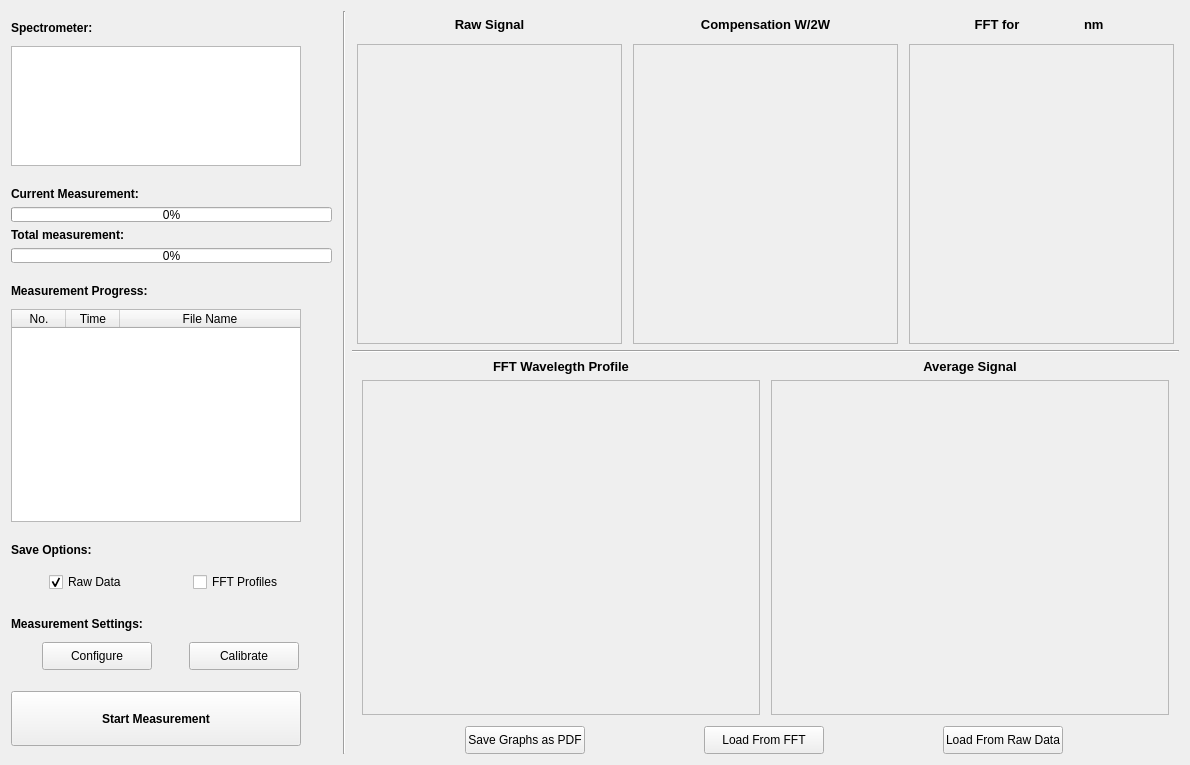
This is panel_polarimeter.ui in CesarCarvajal/oxymetry as Qt 5 draws it before an edit. The edited form follows.
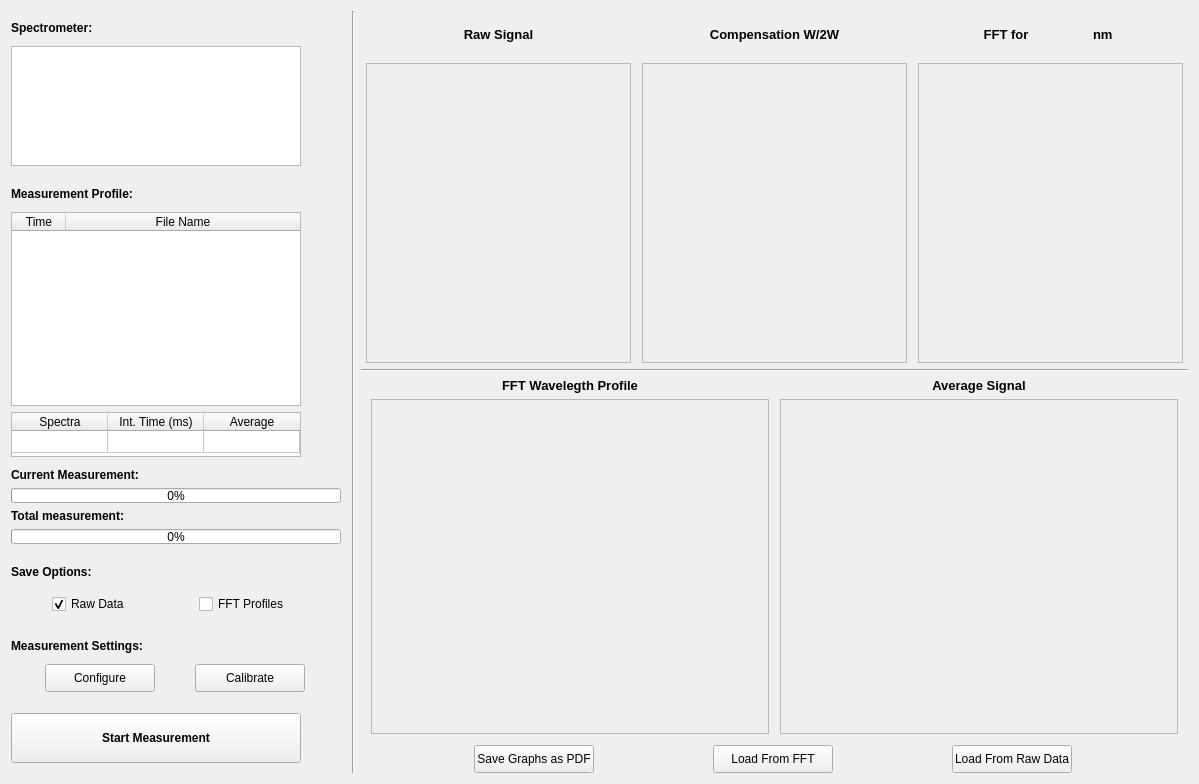
This is the edited form. Custom widgets are drawn as their Qt base class.

Diff of the .ui file:
```diff
--- a/panel_polarimeter.ui
+++ b/panel_polarimeter.ui
@@ -6,8 +6,8 @@
    <rect>
     <x>0</x>
     <y>0</y>
-    <width>1190</width>
-    <height>765</height>
+    <width>1199</width>
+    <height>784</height>
    </rect>
   </property>
   <property name="sizePolicy">
@@ -94,83 +94,6 @@
          </property>
         </widget>
        </item>
-       <item>
-        <spacer name="verticalSpacer_9">
-         <property name="orientation">
-          <enum>Qt::Vertical</enum>
-         </property>
-         <property name="sizeType">
-          <enum>QSizePolicy::Fixed</enum>
-         </property>
-         <property name="sizeHint" stdset="0">
-          <size>
-           <width>15</width>
-           <height>15</height>
-          </size>
-         </property>
-        </spacer>
-       </item>
-       <item>
-        <widget class="QLabel" name="label_3">
-         <property name="font">
-          <font>
-           <weight>75</weight>
-           <bold>true</bold>
-          </font>
-         </property>
-         <property name="text">
-          <string>Current Measurement:</string>
-         </property>
-        </widget>
-       </item>
-       <item>
-        <widget class="QProgressBar" name="currentProgressBar_Pol">
-         <property name="maximumSize">
-          <size>
-           <width>16777215</width>
-           <height>15</height>
-          </size>
-         </property>
-         <property name="value">
-          <number>0</number>
-         </property>
-         <property name="textVisible">
-          <bool>true</bool>
-         </property>
-         <property name="orientation">
-          <enum>Qt::Horizontal</enum>
-         </property>
-         <property name="invertedAppearance">
-          <bool>false</bool>
-         </property>
-        </widget>
-       </item>
-       <item>
-        <widget class="QLabel" name="label_5">
-         <property name="font">
-          <font>
-           <weight>75</weight>
-           <bold>true</bold>
-          </font>
-         </property>
-         <property name="text">
-          <string>Total measurement:</string>
-         </property>
-        </widget>
-       </item>
-       <item>
-        <widget class="QProgressBar" name="TotalProgressBar_Pol">
-         <property name="maximumSize">
-          <size>
-           <width>16777215</width>
-           <height>15</height>
-          </size>
-         </property>
-         <property name="value">
-          <number>0</number>
-         </property>
-        </widget>
-       </item>
        <item>
         <spacer name="verticalSpacer_12">
          <property name="orientation">
@@ -196,7 +119,7 @@
           </font>
          </property>
          <property name="text">
-          <string>Measurement Progress:</string>
+          <string>Measurement Profile:</string>
          </property>
         </widget>
        </item>
@@ -221,7 +144,7 @@
          <property name="minimumSize">
           <size>
            <width>290</width>
-           <height>150</height>
+           <height>130</height>
           </size>
          </property>
          <property name="maximumSize">
@@ -237,13 +160,13 @@
           <number>18</number>
          </property>
          <property name="textElideMode">
-          <enum>Qt::ElideLeft</enum>
+          <enum>Qt::ElideRight</enum>
          </property>
          <property name="rowCount">
           <number>0</number>
          </property>
          <property name="columnCount">
-          <number>3</number>
+          <number>2</number>
          </property>
          <attribute name="horizontalHeaderCascadingSectionResizes">
           <bool>false</bool>
@@ -272,11 +195,6 @@
          <attribute name="verticalHeaderStretchLastSection">
           <bool>false</bool>
          </attribute>
-         <column>
-          <property name="text">
-           <string>No.</string>
-          </property>
-         </column>
          <column>
           <property name="text">
            <string>Time</string>
@@ -289,6 +207,95 @@
          </column>
         </widget>
        </item>
+       <item>
+        <widget class="QTableWidget" name="tableInfoMeasure">
+         <property name="minimumSize">
+          <size>
+           <width>290</width>
+           <height>45</height>
+          </size>
+         </property>
+         <property name="maximumSize">
+          <size>
+           <width>290</width>
+           <height>45</height>
+          </size>
+         </property>
+         <property name="font">
+          <font>
+           <weight>50</weight>
+           <bold>false</bold>
+          </font>
+         </property>
+         <property name="editTriggers">
+          <set>QAbstractItemView::NoEditTriggers</set>
+         </property>
+         <property name="dragDropOverwriteMode">
+          <bool>true</bool>
+         </property>
+         <property name="selectionMode">
+          <enum>QAbstractItemView::NoSelection</enum>
+         </property>
+         <property name="selectionBehavior">
+          <enum>QAbstractItemView::SelectRows</enum>
+         </property>
+         <property name="showGrid">
+          <bool>true</bool>
+         </property>
+         <property name="sortingEnabled">
+          <bool>false</bool>
+         </property>
+         <property name="cornerButtonEnabled">
+          <bool>true</bool>
+         </property>
+         <property name="rowCount">
+          <number>1</number>
+         </property>
+         <property name="columnCount">
+          <number>3</number>
+         </property>
+         <attribute name="horizontalHeaderVisible">
+          <bool>true</bool>
+         </attribute>
+         <attribute name="horizontalHeaderDefaultSectionSize">
+          <number>96</number>
+         </attribute>
+         <attribute name="horizontalHeaderHighlightSections">
+          <bool>true</bool>
+         </attribute>
+         <attribute name="horizontalHeaderMinimumSectionSize">
+          <number>27</number>
+         </attribute>
+         <attribute name="verticalHeaderVisible">
+          <bool>false</bool>
+         </attribute>
+         <attribute name="verticalHeaderDefaultSectionSize">
+          <number>20</number>
+         </attribute>
+         <attribute name="verticalHeaderHighlightSections">
+          <bool>true</bool>
+         </attribute>
+         <attribute name="verticalHeaderMinimumSectionSize">
+          <number>22</number>
+         </attribute>
+         <row/>
+         <column>
+          <property name="text">
+           <string>Spectra</string>
+          </property>
+         </column>
+         <column>
+          <property name="text">
+           <string>Int. Time (ms)</string>
+          </property>
+         </column>
+         <column>
+          <property name="text">
+           <string>Average</string>
+          </property>
+         </column>
+        </widget>
+       </item>
        <item>
         <spacer name="verticalSpacer">
          <property name="orientation">
@@ -300,6 +307,83 @@
          <property name="sizeHint" stdset="0">
           <size>
            <width>20</width>
+           <height>5</height>
+          </size>
+         </property>
+        </spacer>
+       </item>
+       <item>
+        <widget class="QLabel" name="label_3">
+         <property name="font">
+          <font>
+           <weight>75</weight>
+           <bold>true</bold>
+          </font>
+         </property>
+         <property name="text">
+          <string>Current Measurement:</string>
+         </property>
+        </widget>
+       </item>
+       <item>
+        <widget class="QProgressBar" name="currentProgressBar_Pol">
+         <property name="maximumSize">
+          <size>
+           <width>16777215</width>
+           <height>15</height>
+          </size>
+         </property>
+         <property name="value">
+          <number>0</number>
+         </property>
+         <property name="textVisible">
+          <bool>true</bool>
+         </property>
+         <property name="orientation">
+          <enum>Qt::Horizontal</enum>
+         </property>
+         <property name="invertedAppearance">
+          <bool>false</bool>
+         </property>
+        </widget>
+       </item>
+       <item>
+        <widget class="QLabel" name="label_5">
+         <property name="font">
+          <font>
+           <weight>75</weight>
+           <bold>true</bold>
+          </font>
+         </property>
+         <property name="text">
+          <string>Total measurement:</string>
+         </property>
+        </widget>
+       </item>
+       <item>
+        <widget class="QProgressBar" name="TotalProgressBar_Pol">
+         <property name="maximumSize">
+          <size>
+           <width>16777215</width>
+           <height>15</height>
+          </size>
+         </property>
+         <property name="value">
+          <number>0</number>
+         </property>
+        </widget>
+       </item>
+       <item>
+        <spacer name="verticalSpacer_9">
+         <property name="orientation">
+          <enum>Qt::Vertical</enum>
+         </property>
+         <property name="sizeType">
+          <enum>QSizePolicy::Fixed</enum>
+         </property>
+         <property name="sizeHint" stdset="0">
+          <size>
+           <width>10</width>
            <height>15</height>
           </size>
          </property>
@@ -347,7 +431,7 @@
            <property name="sizeHint" stdset="0">
             <size>
              <width>10</width>
-             <height>20</height>
+             <height>15</height>
             </size>
            </property>
           </spacer>
@@ -509,13 +593,13 @@
          <property name="minimumSize">
           <size>
            <width>290</width>
-           <height>55</height>
+           <height>50</height>
           </size>
          </property>
          <property name="maximumSize">
           <size>
            <width>120</width>
-           <height>55</height>
+           <height>50</height>
           </size>
          </property>
          <property name="font">
@@ -546,7 +630,7 @@
          <property name="sizeHint" stdset="0">
           <size>
            <width>5</width>
-           <height>8</height>
+           <height>10</height>
           </size>
          </property>
         </spacer>
```
Left out of the diff: 13 changed lines with no effect on the pictures.
